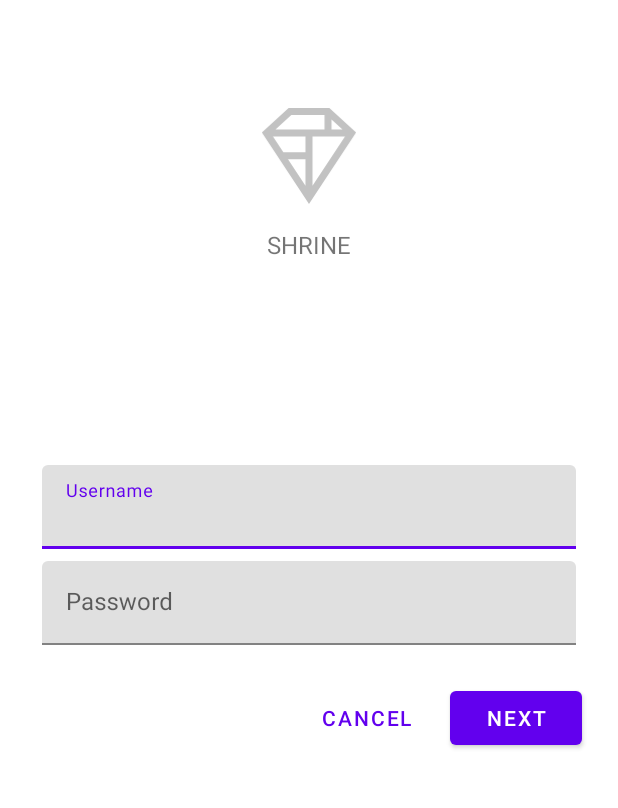
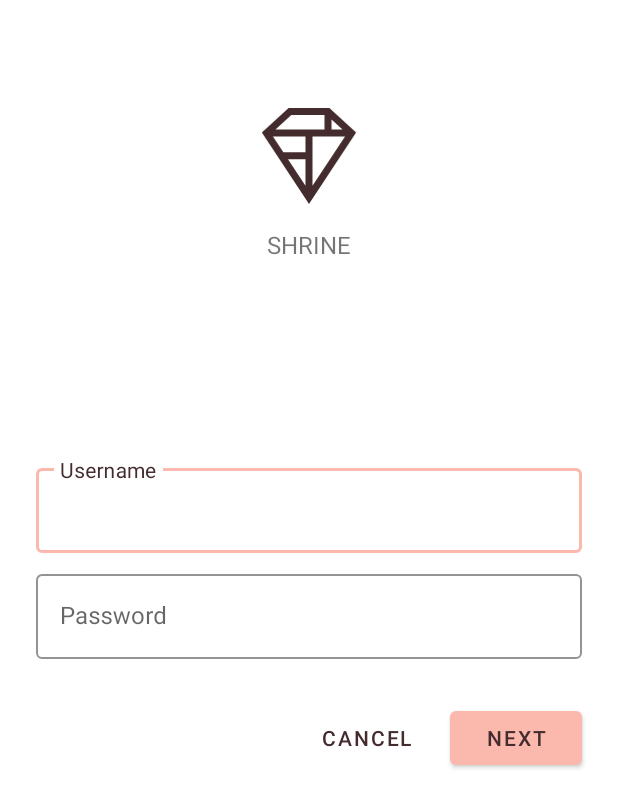
Before and after one commit to Zhaoshan-Duan/MDC-Shrine, an Android app: the screen it shows after launch (MainActivity), on a phone screen of 412 x 824 dp. Shown: the top 808 px of the screen. Run offline under Robolectric (Android 15) with nearby library versions, the phone set to English and light mode, and no system bars.

Commit message:
add colors to color.xml; styling on elements in login fragment, product grid fragment

```diff
--- a/app/src/main/res/drawable/shr_logo.xml
+++ b/app/src/main/res/drawable/shr_logo.xml
@@ -5,7 +5,7 @@
     android:viewportWidth="149"
     android:viewportHeight="152">
     <path
-        android:fillAlpha="0.4"
+        android:fillAlpha="1"
         android:fillColor="#DADCE0"
         android:fillType="evenOdd"
         android:pathData="M42.262,0L0,38.653L74.489,151.994L148.977,38.653L106.723,0M46.568,11.11L21.554,33.998L99.007,33.998L99.007,11.11L46.568,11.11ZM110.125,18.174L110.125,33.998L127.416,33.998L110.125,18.174ZM80.048,45.116L80.048,123.296L131.426,45.116L80.048,45.116ZM17.551,45.116L33.976,70.101L68.93,70.101L68.93,45.116L17.551,45.116ZM41.284,81.219L68.93,123.296L68.93,81.219L41.284,81.219Z"
--- a/app/src/main/res/layout/shr_login_fragment.xml
+++ b/app/src/main/res/layout/shr_login_fragment.xml
@@ -23,7 +23,8 @@
             android:layout_marginTop="48dp"
             android:layout_marginBottom="16dp"
             app:srcCompat="@drawable/shr_logo"
-            android:contentDescription="@string/shr_logo_content_description"  />
+            android:contentDescription="@string/shr_logo_content_description"
+            android:tint="?android:attr/textColorPrimary"/>
 
         <TextView
             android:layout_width="wrap_content"
@@ -38,20 +39,23 @@
         <com.google.android.material.textfield.TextInputLayout
             android:layout_width="match_parent"
             android:layout_height="wrap_content"
-            android:layout_margin="4dp"
+            style="@style/Widget.Shrine.TextInputLayout"
             android:hint="@string/shr_hint_username">
 
             <com.google.android.material.textfield.TextInputEditText
                 android:layout_width="match_parent"
-                android:layout_height="wrap_content"/>
+                android:layout_height="wrap_content"
+                android:inputType="text"
+                android:maxLines="1"
+                />
         </com.google.android.material.textfield.TextInputLayout>
 
         <!-- Snippet from "Add buttons" section goes here. -->
         <com.google.android.material.textfield.TextInputLayout
             android:id="@+id/password_text_input"
+            style="@style/Widget.Shrine.TextInputLayout"
             android:layout_width="match_parent"
             android:layout_height="wrap_content"
-            android:layout_margin="4dp"
             android:hint="@string/shr_hint_password"
             app:errorEnabled="true">
 
@@ -69,6 +73,7 @@
 
             <com.google.android.material.button.MaterialButton
                 android:id="@+id/next_button"
+                style="@style/Widget.Shrine.Button"
                 android:layout_width="wrap_content"
                 android:layout_height="wrap_content"
                 android:layout_alignParentEnd="true"
@@ -77,9 +82,9 @@
 
             <com.google.android.material.button.MaterialButton
                 android:id="@+id/cancel_button"
+                style="@style/Widget.Shrine.Button.TextButton"
                 android:layout_width="wrap_content"
                 android:layout_height="wrap_content"
-                style="@style/Widget.MaterialComponents.Button.TextButton"
                 android:layout_marginEnd="12dp"
                 android:layout_marginRight="12dp"
                 android:layout_toStartOf="@id/next_button"
--- a/app/src/main/res/values/colors.xml
+++ b/app/src/main/res/values/colors.xml
@@ -1,9 +1,12 @@
 <?xml version="1.0" encoding="utf-8"?>
 <resources>
-    <color name="colorPrimary">#6200EE</color>
-    <color name="colorPrimaryDark">#DADCE0</color>
-    <color name="colorAccent">#E0E0E0</color>
-    <color name="toolbarIconColor">#FFFFFF</color>
+    <color name="colorPrimary">#E0E0E0</color>
+    <color name="colorPrimaryDark">#FBB8AC</color>
+    <color name="colorAccent">#FEDBD0</color>
+    <color name="textColorPrimary">#442C2E</color>
+    <color name="toolbarIconColor">@color/textColorPrimary</color>
+    <color name="textInputOutlineColor">#FBB8AC</color>
     <color name="loginPageBackgroundColor">#FFFFFF</color>
     <color name="productGridBackgroundColor">#FFFFFF</color>
+
 </resources>
--- a/app/src/main/res/values/styles.xml
+++ b/app/src/main/res/values/styles.xml
@@ -1,4 +1,4 @@
-<resources>
+<resources xmlns:tools="http://schemas.android.com/tools">
 
     <!-- Base application theme. -->
     <style name="Theme.Shrine" parent="Theme.MaterialComponents.Light.NoActionBar">
@@ -6,12 +6,34 @@
         <item name="colorPrimary">@color/colorPrimary</item>
         <item name="colorPrimaryDark">@color/colorPrimaryDark</item>
         <item name="colorAccent">@color/colorAccent</item>
+        <item name="android:windowLightStatusBar" tools:targetApi="m">true</item>
+        <item name="android:textColorPrimary">@color/textColorPrimary</item>
     </style>
 
     <style name="Widget.Shrine.Toolbar" parent="Widget.AppCompat.Toolbar">
         <item name="android:background">?attr/colorAccent</item>
-        <item name="android:theme">@style/ThemeOverlay.AppCompat.Dark.ActionBar</item>
+        <item name="android:theme">@style/Theme.Shrine</item>
         <item name="popupTheme">@style/ThemeOverlay.AppCompat.Light</item>
     </style>
 
+    <style name="Widget.Shrine.TextInputLayout" parent="Widget.MaterialComponents.TextInputLayout.OutlinedBox">
+        <item name="hintTextAppearance">@style/TextAppearance.Shrine.TextInputLayout.HintText</item>
+        <item name="hintTextColor">@color/textColorPrimary</item>
+        <item name="android:paddingBottom">8dp</item>
+        <item name="boxStrokeColor">@color/textInputOutlineColor</item>
+    </style>
+
+    <style name="TextAppearance.Shrine.TextInputLayout.HintText" parent="TextAppearance.MaterialComponents.Subtitle2">
+        <item name="android:textColor">?android:attr/textColorPrimary</item>
+    </style>
+
+    <style name="Widget.Shrine.Button" parent="Widget.MaterialComponents.Button">
+        <item name="android:textColor">?android:attr/textColorPrimary</item>
+        <item name="backgroundTint">?attr/colorPrimaryDark</item>
+    </style>
+
+    <style name="Widget.Shrine.Button.TextButton" parent="Widget.MaterialComponents.Button.TextButton">
+        <item name="android:textColor">?android:attr/textColorPrimary</item>
+    </style>
+
 </resources>
```
